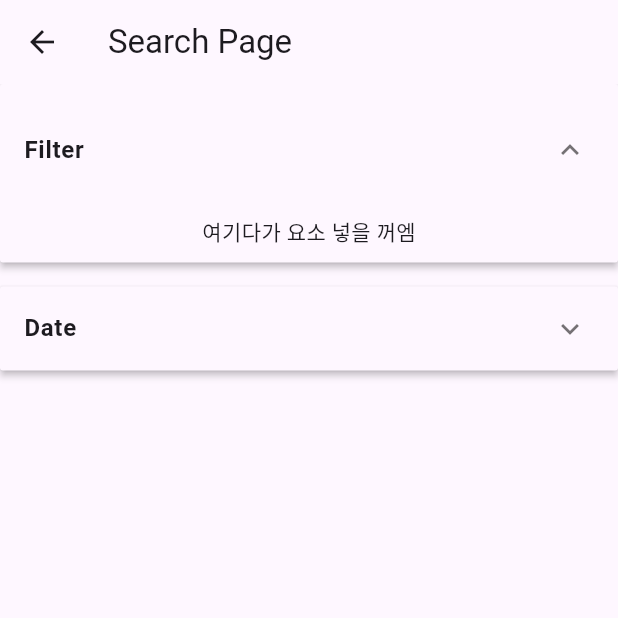
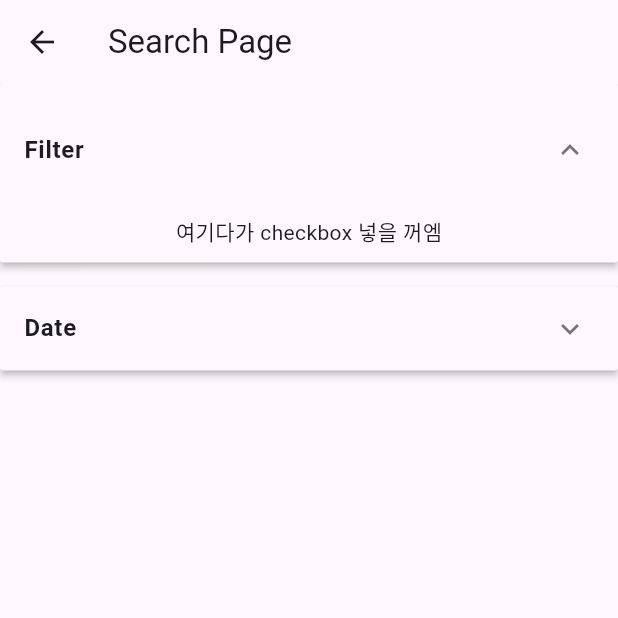
Before and after one commit to hyukjin0419/Flutter_front_page_exercise_hotel_booking_app, a Flutter app: the SearchPage screen opened by its route, after a tap on the "expand more" icon, on a phone screen of 412 x 824 dp, the top half of it. Run offline on Flutter 3.47's test engine with Material 3 defaults, Android fonts, the phone set to English and light mode, and no system bars; our stand-ins replace animated_text_kit.

```diff
--- a/mdc_100_series/lib/search.dart
+++ b/mdc_100_series/lib/search.dart
@@ -33,23 +33,38 @@ class _SearchPageState extends State<SearchPage> {
           list[index].isExpanded = isExpanded;
         });
       },
-      children: list.map<ExpansionPanel>((Item item) {
-        return ExpansionPanel(
+      children: [
+        ExpansionPanel(
           headerBuilder: (BuildContext context, bool isExpanded) {
             return ListTile(
               title: Text(
-                item.header,
+                list[0].header,
                 style: const TextStyle(fontWeight: FontWeight.bold),
               ),
             );
           },
           body: Container(
             padding: EdgeInsets.fromLTRB(10, 0, 10, 10),
-            child: Text("여기다가 요소 넣을 꺼엠"),
+            child: Text("여기다가 checkbox 넣을 꺼엠"),
           ),
-          isExpanded: item.isExpanded,
-        );
-      }).toList(),
+          isExpanded: list[0].isExpanded,
+        ),
+        ExpansionPanel(
+          headerBuilder: (BuildContext context, bool isExpanded) {
+            return ListTile(
+              title: Text(
+                list[1].header,
+                style: const TextStyle(fontWeight: FontWeight.bold),
+              ),
+            );
+          },
+          body: Container(
+            padding: EdgeInsets.fromLTRB(10, 0, 10, 10),
+            child: Text("여기다가 달력 넣을 꺼엠"),
+          ),
+          isExpanded: list[1].isExpanded,
+        ),
+      ],
     );
   }
 }
```
